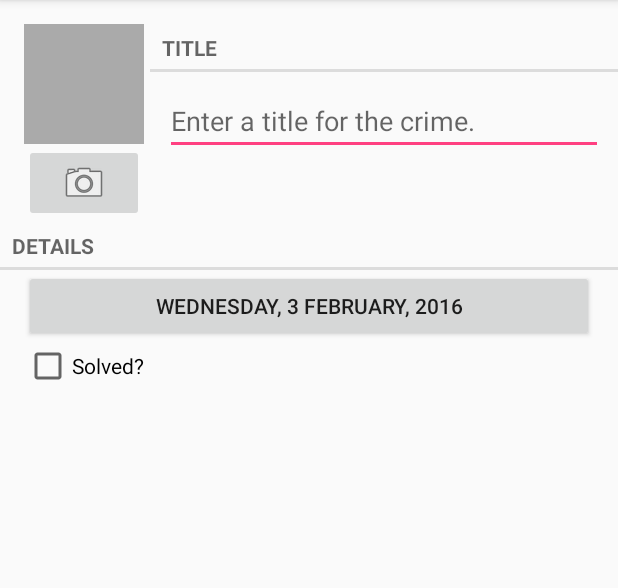
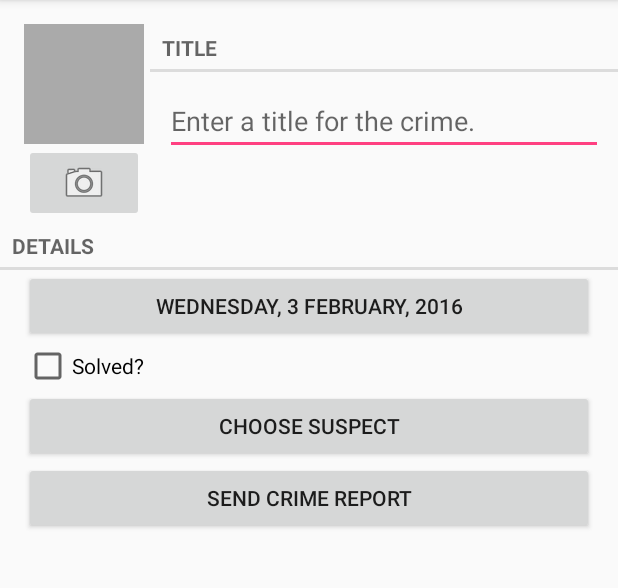
Before and after one commit to DevNock/CriminalIntent, an Android app: the CrimeFragment screen opened directly, with no data from a screen before it, on a phone screen of 412 x 824 dp, the part 84-672 px from its top. Run offline under Robolectric (Android 15) with nearby library versions, the phone set to English and light mode, and no system bars.

```diff
--- a/app/src/main/java/com/google/criminalintent/Crime.java
+++ b/app/src/main/java/com/google/criminalintent/Crime.java
@@ -16,12 +16,14 @@ public class Crime {
     private static final String JSON_SOLVED = "solved";
     private static final String JSON_DATE = "date";
     private static final String JSON_PHOTO = "photo";
+    private static final String JSON_SUSPECT = "suspect";
 
     private UUID id;
     private String title;
     private Date date;
     private Date time;
     private Photo photo;
+    private String suspect;
 
     private boolean solved;
 
@@ -37,6 +39,9 @@ public class Crime {
         solved = json.getBoolean(JSON_SOLVED);
         if(json.has(JSON_PHOTO)) {
             photo = new Photo(json.getJSONObject(JSON_PHOTO));
+        }
+        if(json.has(JSON_SUSPECT)){
+            suspect = json.getString(JSON_SUSPECT);
         }
 
     }
@@ -85,6 +90,14 @@ public class Crime {
         this.photo = photo;
     }
 
+    public String getSuspect() {
+        return suspect;
+    }
+
+    public void setSuspect(String suspect) {
+        this.suspect = suspect;
+    }
+
     public JSONObject toJSON() throws JSONException {
         JSONObject json = new JSONObject();
         json.put(JSON_ID, id.toString());
@@ -94,6 +107,7 @@ public class Crime {
         if(photo != null){
             json.put(JSON_PHOTO, photo.toJSON());
         }
+        json.put(JSON_SUSPECT, suspect);
         return  json;
     }
 
--- a/app/src/main/res/layout-land/fragment_crime.xml
+++ b/app/src/main/res/layout-land/fragment_crime.xml
@@ -1,5 +1,9 @@
 <?xml version="1.0" encoding="utf-8"?>
-<LinearLayout xmlns:android="http://schemas.android.com/apk/res/android"
+<ScrollView xmlns:android="http://schemas.android.com/apk/res/android"
+    android:layout_width="match_parent"
+    android:layout_height="match_parent">
+
+    <LinearLayout
         android:layout_width="match_parent"
         android:layout_height="match_parent"
         android:orientation="vertical">
@@ -7,24 +11,23 @@
         <LinearLayout
             android:layout_width="fill_parent"
             android:layout_height="wrap_content"
-        android:orientation="horizontal"
             android:layout_marginLeft="16dp"
-        android:layout_marginTop="16dp">
+            android:layout_marginTop="16dp"
+            android:orientation="horizontal">
 
             <LinearLayout
                 android:layout_width="wrap_content"
                 android:layout_height="wrap_content"
-            android:orientation="vertical"
-            android:layout_marginRight="4dp">
+                android:layout_marginRight="4dp"
+                android:orientation="vertical">
 
                 <ImageView
                     android:id="@+id/crime_imageView"
                     android:layout_width="80dp"
                     android:layout_height="80dp"
-                android:scaleType="centerInside"
                     android:background="@android:color/darker_gray"
                     android:cropToPadding="true"
-                />
+                    android:scaleType="centerInside" />
 
                 <ImageButton
                     android:id="@+id/crime_imageButton"
@@ -62,7 +65,7 @@
 
         <LinearLayout
             android:layout_width="match_parent"
-        android:layout_height="match_parent"
+            android:layout_height="wrap_content"
             android:layout_marginLeft="16dp"
             android:layout_marginRight="16dp"
             android:orientation="horizontal">
@@ -81,4 +84,28 @@
                 android:text="@string/crime_solved_label" />
         </LinearLayout>
 
+        <LinearLayout
+            android:layout_width="match_parent"
+            android:layout_height="wrap_content"
+            android:layout_marginLeft="16dp"
+            android:layout_marginRight="16dp"
+            android:orientation="horizontal">
+
+            <Button
+                android:id="@+id/crime_suspectButton"
+                android:layout_width="wrap_content"
+                android:layout_height="wrap_content"
+                android:layout_weight="1"
+                android:text="@string/crime_suspect_text" />
+
+            <Button
+                android:id="@+id/crime_reportButton"
+                android:layout_width="wrap_content"
+                android:layout_height="wrap_content"
+                android:layout_weight="1"
+                android:text="@string/crime_report_text" />
+
         </LinearLayout>
+
+    </LinearLayout>
+</ScrollView>
--- a/app/src/main/res/layout/fragment_crime.xml
+++ b/app/src/main/res/layout/fragment_crime.xml
@@ -84,4 +84,20 @@
         android:layout_marginRight="16dp"
         android:text="@string/crime_solved_label" />
 
+    <Button
+        android:id="@+id/crime_suspectButton"
+        android:text="@string/crime_suspect_text"
+        android:layout_width="match_parent"
+        android:layout_height="wrap_content"
+        android:layout_marginLeft="16dp"
+        android:layout_marginRight="16dp"/>
+
+    <Button
+        android:id="@+id/crime_reportButton"
+        android:text="@string/crime_report_text"
+        android:layout_width="match_parent"
+        android:layout_height="wrap_content"
+        android:layout_marginLeft="16dp"
+        android:layout_marginRight="16dp"/>
+
 </LinearLayout>
--- a/app/src/main/res/values/strings.xml
+++ b/app/src/main/res/values/strings.xml
@@ -18,6 +18,16 @@
     <string name="action_mode_delete_title">Delete</string>
     <string name="take">Take</string>
     <string name="delete_photo">Delete the photo</string>
+    <string name="crime_suspect_text">Choose suspect</string>
+    <string name="crime_report_text">Send Crime Report</string>
 
+    <string name="crime_report">
+        %1$s!The crime was discovered on %2$s. %3$s, and %4$s</string>
+    <string name="crime_report_solved">The case is solved</string>
+    <string name="crime_report_unsolved">The case is not solved</string>
+    <string name="crime_report_no_suspect">There is no suspect.</string>
+    <string name="crime_report_suspect">The suspect is %s.</string>
+    <string name="crime_report_subject">CriminalIntent Crime Report</string>
+    <string name="send_report">Send crime report via</string>
 
 </resources>
```
Also changed, not shown: app/src/main/java/com/google/criminalintent/CrimeFragment.java (+79 -2 lines). Lines whose indentation alone changed are shown as unchanged.
